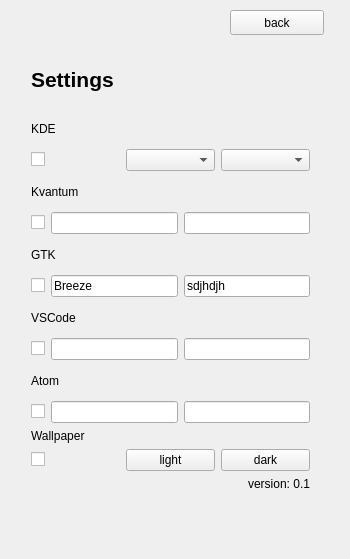
Above: src/ui/settings.ui from oskarsh/Yin-Yang before the change. Below: the same form after it.
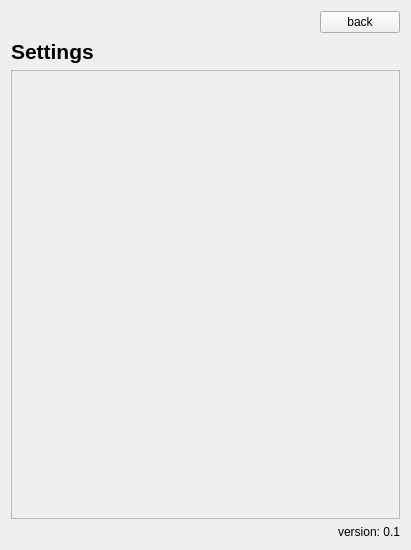
That is the form after the change. Icons and pictures are not drawn.

Commit message: Reduce redundancy in the gui while keeping the look as before

Diff of the .ui file:
```diff
--- a/src/ui/settings.ui
+++ b/src/ui/settings.ui
@@ -9,26 +9,14 @@
    <rect>
     <x>0</x>
     <y>0</y>
-    <width>350</width>
-    <height>559</height>
+    <width>411</width>
+    <height>550</height>
    </rect>
   </property>
-  <property name="sizePolicy">
-   <sizepolicy hsizetype="Fixed" vsizetype="Fixed">
-    <horstretch>0</horstretch>
-    <verstretch>0</verstretch>
-   </sizepolicy>
-  </property>
   <property name="minimumSize">
    <size>
-    <width>350</width>
-    <height>559</height>
-   </size>
-  </property>
-  <property name="maximumSize">
-   <size>
-    <width>350</width>
-    <height>550</height>
+    <width>411</width>
+    <height>0</height>
    </size>
   </property>
   <property name="baseSize">
@@ -45,249 +33,78 @@
     <normaloff>../../../../../../opt/yin-yang/src/ui/assets/yin-yang.svg</normaloff>../../../../../../opt/yin-yang/src/ui/assets/yin-yang.svg</iconset>
   </property>
   <widget class="QWidget" name="centralWidget">
-   <widget class="QWidget" name="verticalLayoutWidget">
-    <property name="geometry">
-     <rect>
-      <x>20</x>
-      <y>40</y>
-      <width>301</width>
-      <height>462</height>
-     </rect>
-    </property>
-    <layout class="QVBoxLayout" name="verticalLayout">
-     <item>
-      <widget class="QLabel" name="label">
-       <property name="font">
-        <font>
-         <pointsize>16</pointsize>
-         <weight>75</weight>
-         <bold>true</bold>
-        </font>
-       </property>
-       <property name="text">
-        <string>Settings</string>
-       </property>
-      </widget>
-     </item>
-     <item>
-      <layout class="QVBoxLayout" name="kdesection">
-       <item>
-        <widget class="QLabel" name="label_2">
-         <property name="text">
-          <string>KDE</string>
+   <layout class="QVBoxLayout" name="verticalLayout_2">
+    <item>
+     <layout class="QHBoxLayout" name="horizontalLayout_2">
+      <item>
+       <spacer name="horizontalSpacer">
+        <property name="orientation">
+         <enum>Qt::Horizontal</enum>
+        </property>
+        <property name="sizeHint" stdset="0">
+         <size>
+          <width>40</width>
+          <height>20</height>
+         </size>
+        </property>
+       </spacer>
+      </item>
+      <item>
+       <widget class="QPushButton" name="back_button">
+        <property name="text">
+         <string>back</string>
+        </property>
+       </widget>
+      </item>
+     </layout>
+    </item>
+    <item>
+     <layout class="QVBoxLayout" name="verticalLayout">
+      <item>
+       <widget class="QLabel" name="label">
+        <property name="font">
+         <font>
+          <pointsize>16</pointsize>
+          <weight>75</weight>
+          <bold>true</bold>
+         </font>
+        </property>
+        <property name="text">
+         <string>Settings</string>
+        </property>
+       </widget>
+      </item>
+      <item>
+       <widget class="QScrollArea" name="plugins">
+        <property name="widgetResizable">
+         <bool>true</bool>
+        </property>
+        <widget class="QWidget" name="plugins_scroll_content">
+         <property name="geometry">
+          <rect>
+           <x>0</x>
+           <y>0</y>
+           <width>393</width>
+           <height>430</height>
+          </rect>
          </property>
+         <layout class="QVBoxLayout" name="plugins_scroll_content_layout"/>
         </widget>
-       </item>
-       <item>
-        <layout class="QHBoxLayout" name="horizontalLayout_2">
-         <item>
-          <widget class="QCheckBox" name="kde_checkbox">
-           <property name="text">
-            <string/>
-           </property>
-          </widget>
-         </item>
-         <item>
-          <widget class="QComboBox" name="kde_combo_light"/>
-         </item>
-         <item>
-          <widget class="QComboBox" name="kde_combo_dark"/>
-         </item>
-        </layout>
-       </item>
-      </layout>
-     </item>
-     <item>
-      <layout class="QVBoxLayout" name="kvantum">
-       <item>
-        <widget class="QLabel" name="label_12">
-         <property name="text">
-          <string>Kvantum</string>
-         </property>
-        </widget>
-       </item>
-       <item>
-        <layout class="QHBoxLayout" name="horizontalLayout_12">
-         <item>
-          <widget class="QCheckBox" name="kvantum_checkbox">
-           <property name="text">
-            <string/>
-           </property>
-          </widget>
-         </item>
-         <item>
-          <widget class="QLineEdit" name="kvantum_line_light">
-           <property name="placeholderText">
-            <string/>
-           </property>
-           <property name="clearButtonEnabled">
-            <bool>false</bool>
-           </property>
-          </widget>
-         </item>
-         <item>
-          <widget class="QLineEdit" name="kvantum_line_dark"/>
-         </item>
-        </layout>
-       </item>
-      </layout>
-     </item>
-     <item>
-      <layout class="QVBoxLayout" name="gtk">
-       <item>
-        <widget class="QLabel" name="label_7">
-         <property name="text">
-          <string>GTK</string>
-         </property>
-        </widget>
-       </item>
-       <item>
-        <layout class="QHBoxLayout" name="horizontalLayout_7">
-         <item>
-          <widget class="QCheckBox" name="gtk_checkbox">
-           <property name="text">
-            <string/>
-           </property>
-          </widget>
-         </item>
-         <item>
-          <widget class="QLineEdit" name="gtk_line_light">
-           <property name="text">
-            <string>Breeze</string>
-           </property>
-          </widget>
-         </item>
-         <item>
-          <widget class="QLineEdit" name="gtk_line_dark">
-           <property name="text">
-            <string>sdjhdjh</string>
-           </property>
-          </widget>
-         </item>
-        </layout>
-       </item>
-       <item>
-        <layout class="QHBoxLayout" name="horizontalLayout"/>
-       </item>
-      </layout>
-     </item>
-     <item>
-      <layout class="QVBoxLayout" name="vscode">
-       <item>
-        <widget class="QLabel" name="label_6">
-         <property name="text">
-          <string>VSCode</string>
-         </property>
-        </widget>
-       </item>
-       <item>
-        <layout class="QHBoxLayout" name="horizontalLayout_6">
-         <item>
-          <widget class="QCheckBox" name="code_checkbox">
-           <property name="text">
-            <string/>
-           </property>
-          </widget>
-         </item>
-         <item>
-          <widget class="QLineEdit" name="code_line_light"/>
-         </item>
-         <item>
-          <widget class="QLineEdit" name="code_line_dark"/>
-         </item>
-        </layout>
-       </item>
-      </layout>
-     </item>
-     <item>
-      <layout class="QVBoxLayout" name="atom">
-       <item>
-        <widget class="QLabel" name="label_9">
-         <property name="text">
-          <string>Atom</string>
-         </property>
-        </widget>
-       </item>
-       <item>
-        <layout class="QHBoxLayout" name="horizontalLayout_9">
-         <item>
-          <widget class="QCheckBox" name="atom_checkbox">
-           <property name="text">
-            <string/>
-           </property>
-          </widget>
-         </item>
-         <item>
-          <widget class="QLineEdit" name="atom_line_light"/>
-         </item>
-         <item>
-          <widget class="QLineEdit" name="atom_line_dark"/>
-         </item>
-        </layout>
-       </item>
-      </layout>
-     </item>
-     <item>
-      <layout class="QVBoxLayout" name="Wallpaper">
-       <item>
-        <widget class="QLabel" name="label_8">
-         <property name="text">
-          <string>Wallpaper</string>
-         </property>
-        </widget>
-       </item>
-       <item>
-        <layout class="QHBoxLayout" name="horizontalLayout_8">
-         <item>
-          <widget class="QCheckBox" name="wallpaper_checkbox">
-           <property name="text">
-            <string/>
-           </property>
-          </widget>
-         </item>
-         <item>
-          <widget class="QPushButton" name="wallpaper_button_light">
-           <property name="text">
-            <string>light</string>
-           </property>
-          </widget>
-         </item>
-         <item>
-          <widget class="QPushButton" name="wallpaper_button_dark">
-           <property name="text">
-            <string>dark</string>
-           </property>
-          </widget>
-         </item>
-        </layout>
-       </item>
-       <item>
-        <widget class="QLabel" name="version_label">
-         <property name="text">
-          <string>version: 0.1</string>
-         </property>
-         <property name="alignment">
-          <set>Qt::AlignRight|Qt::AlignTrailing|Qt::AlignVCenter</set>
-         </property>
-        </widget>
-       </item>
-      </layout>
-     </item>
-    </layout>
-   </widget>
-   <widget class="QPushButton" name="back_button">
-    <property name="geometry">
-     <rect>
-      <x>230</x>
-      <y>10</y>
-      <width>94</width>
-      <height>25</height>
-     </rect>
-    </property>
-    <property name="text">
-     <string>back</string>
-    </property>
-   </widget>
+       </widget>
+      </item>
+      <item>
+       <widget class="QLabel" name="version_label">
+        <property name="text">
+         <string>version: 0.1</string>
+        </property>
+        <property name="alignment">
+         <set>Qt::AlignRight|Qt::AlignTrailing|Qt::AlignVCenter</set>
+        </property>
+       </widget>
+      </item>
+     </layout>
+    </item>
+   </layout>
   </widget>
  </widget>
  <layoutdefault spacing="6" margin="11"/>
```
The commit also changes 5 other files.
